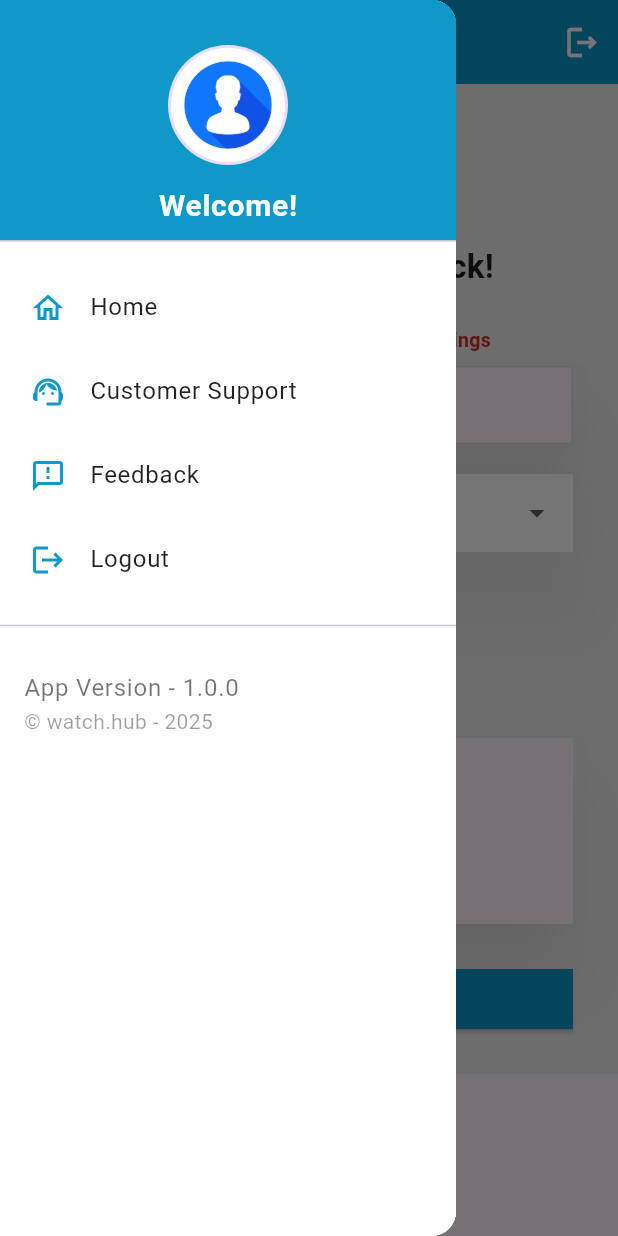
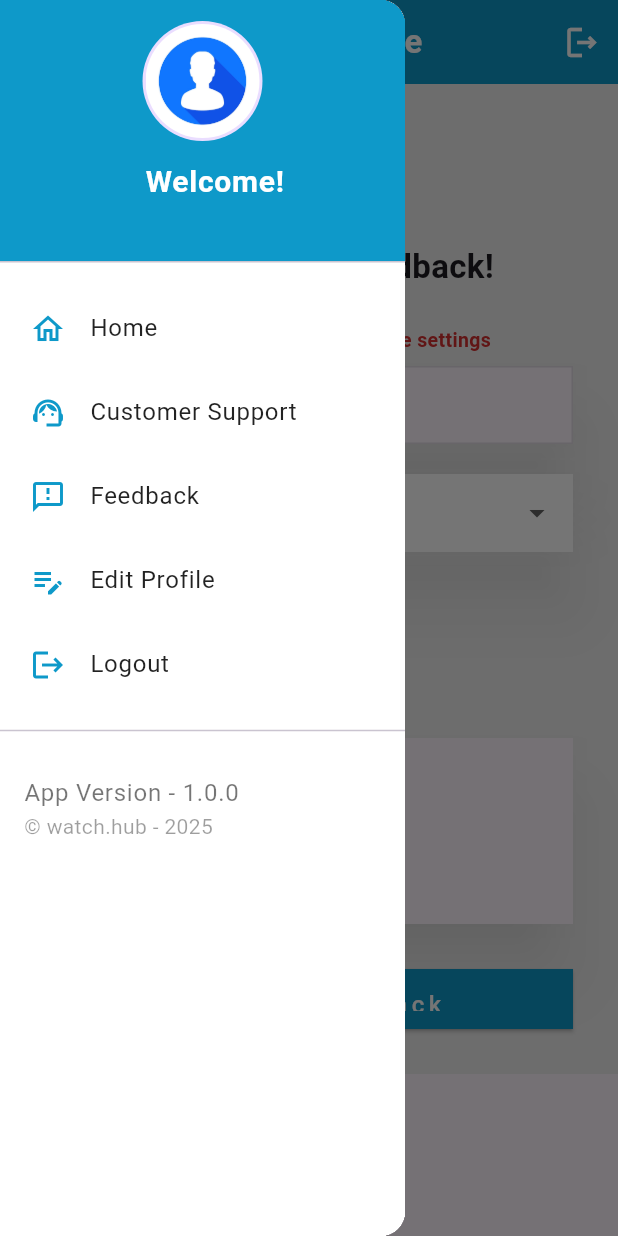
Before and after one commit to Muhammad-Yousuf07/E-Project-4th-Sem, a Flutter app: the FeedbackFormPage screen opened by its route, with the side drawer open, on a phone screen of 412 x 824 dp. Run offline on Flutter 3.47's test engine with Material 3 defaults, Android fonts, the phone set to English and light mode, and no system bars; our stand-ins replace cloud_firestore, firebase_auth, firebase_core; accounts and stored records are empty.

Commit message:
drawer changes

```diff
--- /dev/null
+++ b/devtools_options.yaml
@@ -0,0 +1,3 @@
+description: This file stores settings for Dart & Flutter DevTools.
+documentation: https://docs.flutter.dev/tools/devtools/extensions#configure-extension-enablement-states
+extensions:
--- a/lib/widgets/drawer.dart
+++ b/lib/widgets/drawer.dart
@@ -1,5 +1,10 @@
 import 'package:firebase_auth/firebase_auth.dart';
 import 'package:flutter/material.dart';
+
+
+final user = FirebaseAuth.instance.currentUser;
+final userName = user?.displayName ?? 'No Name';
+
 
 class SideDrawer extends StatelessWidget {
   const SideDrawer({super.key});
@@ -7,6 +12,7 @@ class SideDrawer extends StatelessWidget {
   @override
   Widget build(BuildContext context) {
     return Drawer(
+      width: 270,
       child: Container(
         color: Colors.white,
         child: ListView(
@@ -33,6 +39,13 @@ class SideDrawer extends StatelessWidget {
               text: "Feedback",
               onTap: () => Navigator.pushReplacementNamed(context, "/FeedbackFormPage"),
             ),
+
+            drawerItem(
+              icon: Icons.edit_note,
+              text: "Edit Profile",
+              onTap: () => Navigator.pushReplacementNamed(context, "/FeedbackFormPage"),
+            ),
+
 
             drawerItem(
               icon: Icons.logout,
@@ -62,7 +75,9 @@ class SideDrawer extends StatelessWidget {
   }
 
   Widget drawerHeader() {
-    return DrawerHeader(
+    return Container(
+      height: 175,
+      child: DrawerHeader(
         margin: EdgeInsets.zero,
         padding: EdgeInsets.zero,
         decoration: const BoxDecoration(
@@ -80,7 +95,7 @@ class SideDrawer extends StatelessWidget {
             ),
             const SizedBox(height: 12),
             Text(
-            "Welcome!",
+              "\t\t\tWelcome!\n$userName ",
               style: TextStyle(
                 color: Colors.white,
                 fontSize: 20,
@@ -90,6 +105,7 @@ class SideDrawer extends StatelessWidget {
             ),
             const SizedBox(height: 8),
           ],
+        ),
       ),
     );
   }
```
Lines whose indentation alone changed are shown as unchanged.
